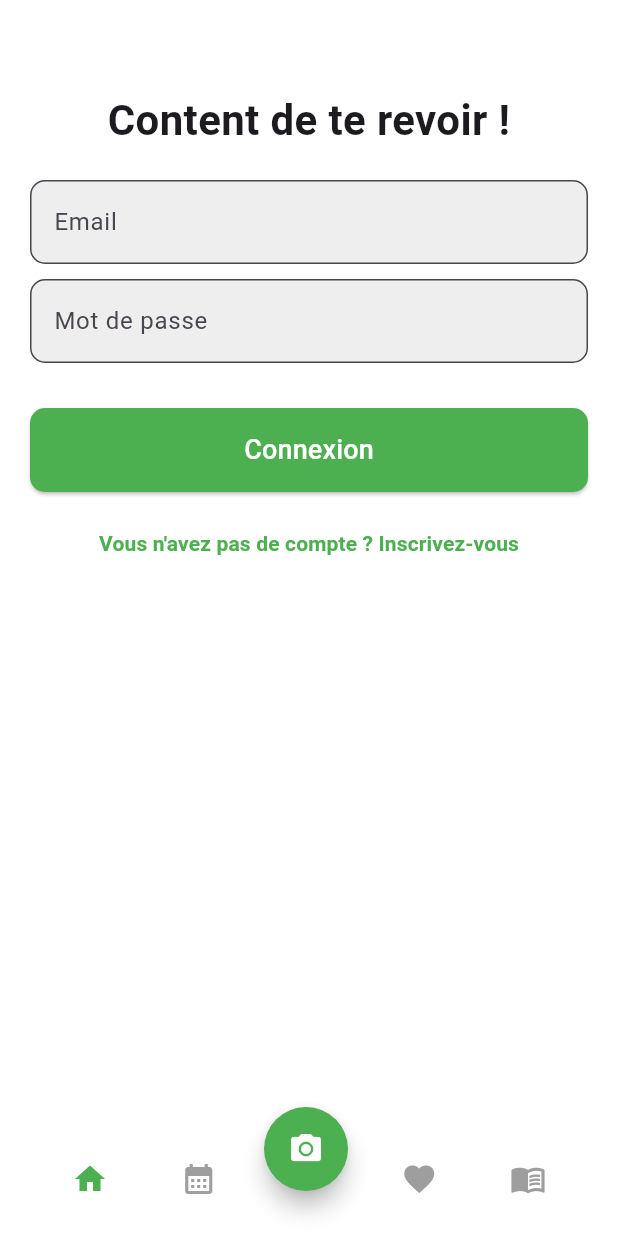
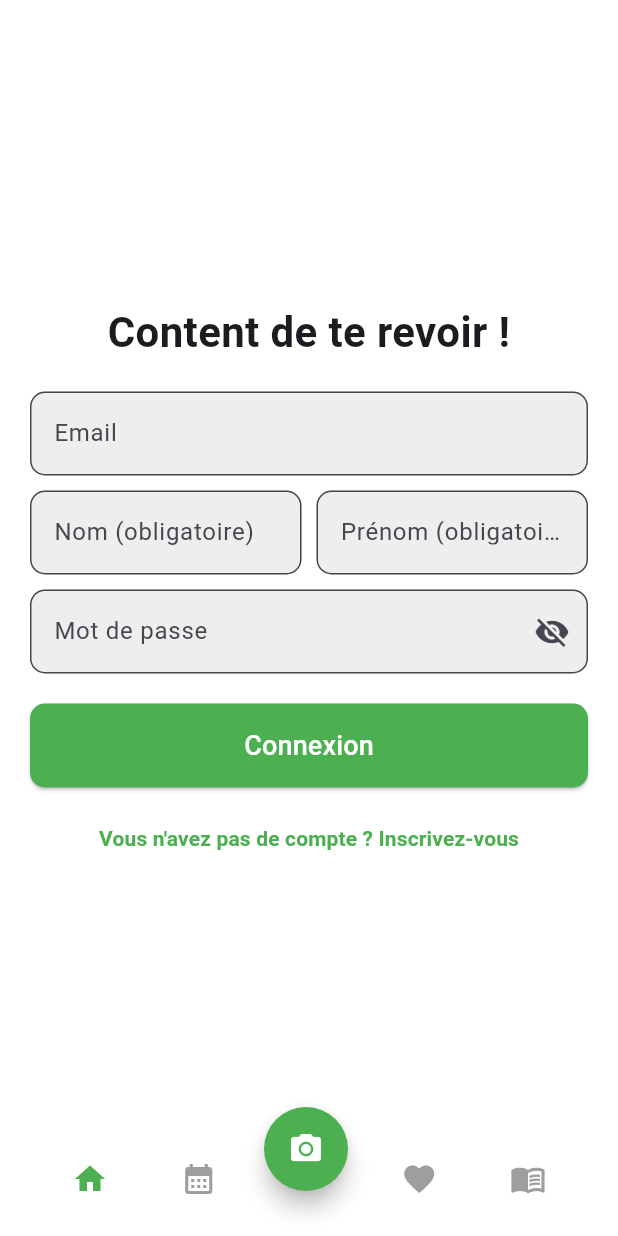
Before and after one commit to naelbenaissa/LeafGuard, a Flutter app: the AuthPage screen opened by its route, on a phone screen of 412 x 824 dp. Run offline on Flutter 3.47's test engine with Material 3 defaults, Android fonts, the phone set to English and light mode, and no system bars; our stand-ins replace camera, go_router, image_picker, sqflite, supabase_flutter, table_calendar; accounts and stored records are empty.

Commit message:
Auth pret pour creation et connexion users.

```diff
--- a/lib/views/auth/auth.dart
+++ b/lib/views/auth/auth.dart
@@ -3,6 +3,7 @@ import 'package:go_router/go_router.dart';
 import 'package:supabase_flutter/supabase_flutter.dart';
 import '../../services/user_service.dart';
 import '../bar/custom_bottombar.dart';
+import 'package:intl/intl.dart';
 
 class AuthPage extends StatefulWidget {
   const AuthPage({super.key});
@@ -13,6 +14,9 @@ class AuthPage extends StatefulWidget {
 
 class _AuthPageState extends State<AuthPage> {
   bool isLogin = true;
+  bool isPasswordVisible = false;
+  bool isConfirmPasswordVisible = false;
+
   final SupabaseClient supabase = Supabase.instance.client;
   final UserService userService = UserService();
 
@@ -22,17 +26,57 @@ class _AuthPageState extends State<AuthPage> {
   final TextEditingController nameController = TextEditingController();
   final TextEditingController surnameController = TextEditingController();
   final TextEditingController phoneController = TextEditingController();
-
-  String errorMessage = '';
+  final TextEditingController birthdateController = TextEditingController();
 
   Future<void> _authenticate() async {
-    setState(() {
-      errorMessage = '';
-    });
+    try {
+      if (!isLogin) {
+        // Vérifier si les mots de passe correspondent
+        if (passwordController.text != confirmPasswordController.text) {
+          _showSnackbar("Les mots de passe ne correspondent pas.");
+          return;
+        }
 
-    try {
-      if (isLogin) {
-        // Connexion utilisateur
+        if (nameController.text.isEmpty || surnameController.text.isEmpty) {
+          _showSnackbar("Le nom et le prénom sont obligatoires.");
+          return;
+        }
+
+        // Vérifier l'âge minimum de 16 ans si une date est entrée
+        if (birthdateController.text.isNotEmpty) {
+          DateTime? birthDate = DateFormat("dd/MM/yyyy").parse(birthdateController.text);
+          DateTime today = DateTime.now();
+          int age = today.year - birthDate.year;
+          if (today.month < birthDate.month || (today.month == birthDate.month && today.day < birthDate.day)) {
+            age--;
+          }
+          if (age < 16) {
+            _showSnackbar("Vous devez avoir au moins 16 ans pour vous inscrire.");
+            return;
+          }
+        }
+
+        final response = await supabase.auth.signUp(
+          email: emailController.text.trim(),
+          password: passwordController.text,
+        );
+
+        final user = response.user;
+        if (user != null) {
+          await userService.addUserData(
+            user.id,
+            emailController.text.trim(),
+            nameController.text.trim(),
+            surnameController.text.trim(),
+            phoneController.text.trim(),
+            birthdateController.text.trim().isNotEmpty ? birthdateController.text.trim() : null,
+          );
+
+          if (mounted) {
+            context.go('/');
+          }
+        }
+      } else {
         final response = await supabase.auth.signInWithPassword(
           email: emailController.text.trim(),
           password: passwordController.text,
@@ -43,41 +87,20 @@ class _AuthPageState extends State<AuthPage> {
             context.go('/');
           }
         }
-      } else {
-        // Vérifier si les mots de passe correspondent
-        if (passwordController.text != confirmPasswordController.text) {
-          setState(() {
-            errorMessage = "Les mots de passe ne correspondent pas.";
-          });
-          return;
+      }
+    } catch (e) {
+      _showSnackbar("Erreur : ${e.toString()}");
+    }
   }
 
-        final response = await supabase.auth.signUp(
-          email: emailController.text.trim(),
-          password: passwordController.text,
-          emailRedirectTo: null,
+  void _showSnackbar(String message) {
+    ScaffoldMessenger.of(context).showSnackBar(
+      SnackBar(
+        content: Text(message),
+        backgroundColor: Colors.red,
+        duration: const Duration(seconds: 2),
+      ),
     );
-
-
-        final user = response.user;
-        if (user != null) {
-          await userService.addUserData(
-            user.id,
-            nameController.text.trim(),
-            surnameController.text.trim(),
-            phoneController.text.trim(),
-          );
-
-          if (mounted) {
-            context.go('/');
-          }
-        }
-      }
-    } catch (e) {
-      setState(() {
-        errorMessage = "Erreur : ${e.toString()}";
-      });
-    }
   }
 
   @override
@@ -88,14 +111,30 @@ class _AuthPageState extends State<AuthPage> {
     nameController.dispose();
     surnameController.dispose();
     phoneController.dispose();
+    birthdateController.dispose();
     super.dispose();
+  }
+
+  Future<void> _selectDate(BuildContext context) async {
+    DateTime? pickedDate = await showDatePicker(
+      context: context,
+      initialDate: DateTime.now().subtract(const Duration(days: 365 * 16)), // 16 ans en arrière
+      firstDate: DateTime(1900),
+      lastDate: DateTime.now(),
+    );
+    if (pickedDate != null) {
+      setState(() {
+        birthdateController.text = DateFormat("dd/MM/yyyy").format(pickedDate);
+      });
+    }
   }
 
   @override
   Widget build(BuildContext context) {
     return Scaffold(
       backgroundColor: Colors.white,
-      body: SingleChildScrollView(
+      body: Center(
+        child: SingleChildScrollView(
           padding: const EdgeInsets.all(20.0),
           child: Column(
             mainAxisAlignment: MainAxisAlignment.center,
@@ -108,48 +147,48 @@ class _AuthPageState extends State<AuthPage> {
                 style: const TextStyle(fontSize: 28, fontWeight: FontWeight.bold),
               ),
               const SizedBox(height: 20),
-            TextField(
-              controller: emailController,
-              keyboardType: TextInputType.emailAddress,
-              decoration: _inputDecoration("Email"),
+              _buildTextField(emailController, "Email", TextInputType.emailAddress),
+              const SizedBox(height: 10),
+              Row(
+                children: [
+                  Expanded(child: _buildTextField(nameController, "Nom (obligatoire)")),
+                  const SizedBox(width: 10),
+                  Expanded(child: _buildTextField(surnameController, "Prénom (obligatoire)")),
+                ],
               ),
               const SizedBox(height: 10),
-            TextField(
-              controller: passwordController,
-              obscureText: true,
-              decoration: _inputDecoration("Mot de passe"),
-            ),
+              _buildPasswordField(passwordController, "Mot de passe", isPasswordVisible, () {
+                setState(() {
+                  isPasswordVisible = !isPasswordVisible;
+                });
+              }),
               if (!isLogin) ...[
                 const SizedBox(height: 10),
-              TextField(
-                controller: confirmPasswordController,
-                obscureText: true,
-                decoration: _inputDecoration("Confirmez le mot de passe"),
+                _buildPasswordField(confirmPasswordController, "Confirmez le mot de passe", isConfirmPasswordVisible, () {
+                  setState(() {
+                    isConfirmPasswordVisible = !isConfirmPasswordVisible;
+                  });
+                }),
+                const SizedBox(height: 10),
+                Row(
+                  children: [
+                    Expanded(child: _buildTextField(phoneController, "Téléphone (optionnel)", TextInputType.phone)),
+                    const SizedBox(width: 10),
+                    Expanded(
+                      child: TextField(
+                        controller: birthdateController,
+                        readOnly: true,
+                        decoration: _inputDecoration("Date de naissance (optionnel)").copyWith(
+                          suffixIcon: IconButton(
+                            icon: const Icon(Icons.calendar_today),
+                            onPressed: () => _selectDate(context),
                           ),
-              const SizedBox(height: 10),
-              TextField(
-                controller: nameController,
-                decoration: _inputDecoration("Nom (optionnel)"),
                         ),
-              const SizedBox(height: 10),
-              TextField(
-                controller: surnameController,
-                decoration: _inputDecoration("Prénom (optionnel)"),
                       ),
-              const SizedBox(height: 10),
-              TextField(
-                controller: phoneController,
-                keyboardType: TextInputType.phone,
-                decoration: _inputDecoration("Numéro de téléphone (optionnel)"),
                     ),
                   ],
-            const SizedBox(height: 10),
-            if (errorMessage.isNotEmpty)
-              Text(
-                errorMessage,
-                style: const TextStyle(color: Colors.red, fontWeight: FontWeight.bold),
-                textAlign: TextAlign.center,
                 ),
+              ],
               const SizedBox(height: 20),
               ElevatedButton(
                 onPressed: _authenticate,
@@ -171,16 +210,23 @@ class _AuthPageState extends State<AuthPage> {
                   });
                 },
                 child: Text(
-                isLogin
-                    ? "Vous n'avez pas de compte ? Inscrivez-vous"
-                    : "Vous avez déjà un compte ? Connectez-vous",
+                  isLogin ? "Vous n'avez pas de compte ? Inscrivez-vous" : "Vous avez déjà un compte ? Connectez-vous",
                   style: const TextStyle(color: Colors.green, fontWeight: FontWeight.bold),
                 ),
               )
             ],
           ),
         ),
+      ),
       bottomNavigationBar: const CustomBottomBar(),
+    );
+  }
+
+  Widget _buildTextField(TextEditingController controller, String label, [TextInputType type = TextInputType.text]) {
+    return TextField(
+      controller: controller,
+      keyboardType: type,
+      decoration: _inputDecoration(label),
     );
   }
 
@@ -192,4 +238,23 @@ class _AuthPageState extends State<AuthPage> {
       fillColor: Colors.grey[200],
     );
   }
+
+  Widget _buildPasswordField(
+      TextEditingController controller,
+      String label,
+      bool isVisible,
+      VoidCallback onToggle,
+      ) {
+    return TextField(
+      controller: controller,
+      obscureText: !isVisible,
+      decoration: _inputDecoration(label).copyWith(
+        suffixIcon: IconButton(
+          icon: Icon(isVisible ? Icons.visibility : Icons.visibility_off),
+          onPressed: onToggle,
+        ),
+      ),
+    );
   }
+
+}
```
Also changed, not shown: lib/services/user_service.dart (+16 -6 lines), 4 other files. Lines whose indentation alone changed are shown as unchanged.
